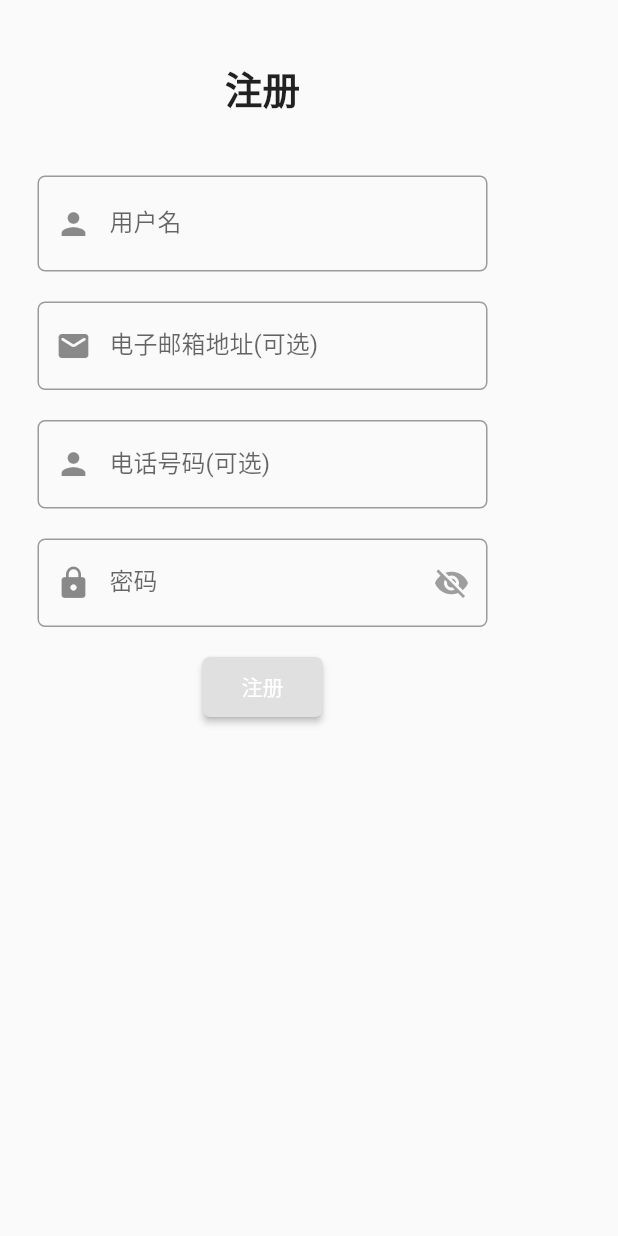
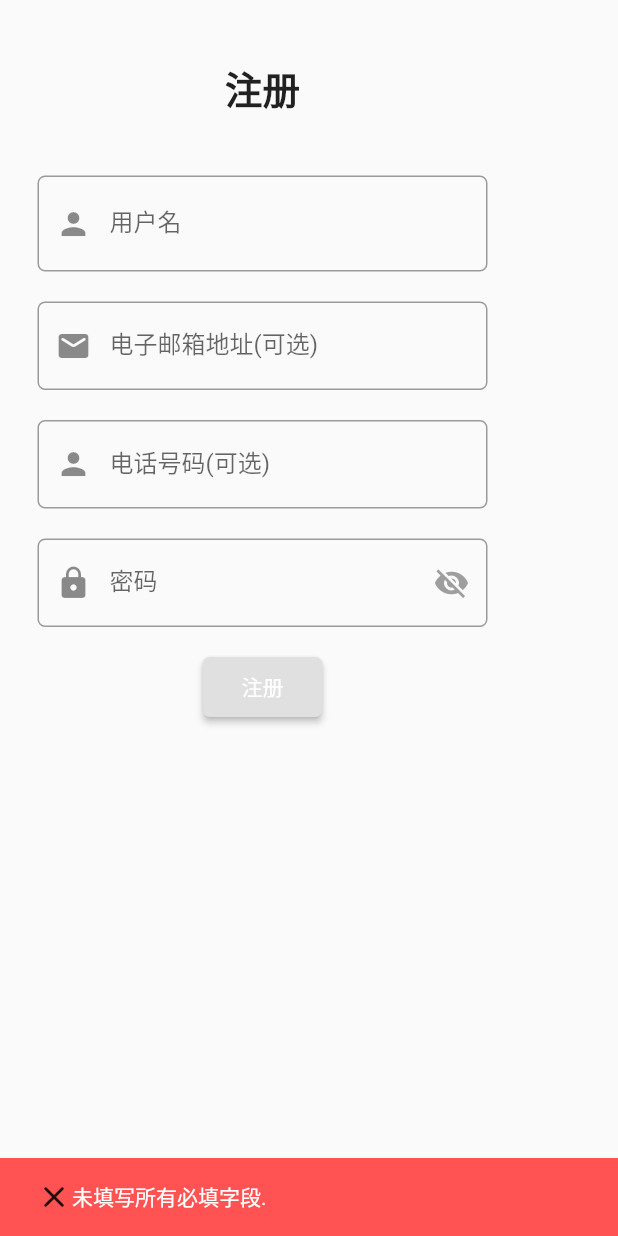
Before and after one commit to RA1NO3O/in_forum, a Flutter app: the RegPage widget shown alone on an empty page, opened directly, after a tap on "注册", on a phone screen of 412 x 824 dp. Run offline on Flutter 3.47's test engine with Material 2 defaults, Android fonts, the phone set to English and light mode, and no system bars; our stand-ins replace dio, image_picker, shared_preferences, simple_animations, toast; accounts and stored records are empty.

Commit message:
regPage now works

```diff
--- a/lib/data/forumListStream.dart
+++ b/lib/data/forumListStream.dart
@@ -4,10 +4,9 @@ import 'package:shared_preferences/shared_preferences.dart';
 
 List<ForumListItem> psis = [];
 
-Future<List<ForumListItem>> getList() async {
+Future<List<ForumListItem>> getList(String userID) async {
   psis.clear();
   SharedPreferences prefs = await SharedPreferences.getInstance();
-  var userID = prefs.getString('userId');
   List<Recordset> psl = await getPostStream(userID);
 
   psl.forEach((rs) {
--- a/lib/home.dart
+++ b/lib/home.dart
@@ -147,7 +147,7 @@ class _HomeScreenState extends State<HomeScreen> {
             children: <Widget>[
               PrimaryPage(
                   userId:
-                      widget.userName == null ? 'Unknown ' : widget.userName),
+                      widget.userId == null ? 'Unknown ' : widget.userId),
               MessagePage(),
               SearchPage(),
               NotificationPage(),
--- a/lib/subPage/reg.dart
+++ b/lib/subPage/reg.dart
@@ -1,3 +1,5 @@
+import 'dart:io';
+
 import 'package:dio/dio.dart';
 import 'package:flutter/material.dart';
 import 'package:inforum/component/customStyles.dart';
@@ -5,6 +7,7 @@ import 'package:inforum/data/webConfig.dart';
 import 'package:inforum/home.dart';
 import 'package:inforum/service/loginService.dart';
 import 'package:shared_preferences/shared_preferences.dart';
+import 'package:toast/toast.dart';
 
 class RegPage extends StatefulWidget {
   @override
@@ -12,49 +15,78 @@ class RegPage extends StatefulWidget {
 }
 
 class _RegPage extends State<RegPage> {
-  String errorCode = '0';
-  bool passwordVisible = false;
-  final idController = new TextEditingController();
-  final phoneNumberController = new TextEditingController();
-  final emailController = new TextEditingController();
-  final pwdController = new TextEditingController();
+  bool passwordVisible = false, processing = false;
+  final idController = new TextEditingController(),
+      phoneController = new TextEditingController(),
+      emailController = new TextEditingController(),
+      pwdController = new TextEditingController();
   String nickname, bio, gender, location;
   DateTime birthday;
 
   Future<void> btnRegClick() async {
-    bool state;
-    if (searchUser(idController.text) != null) {
-      errorCode = '1';
-      if (searchUser(phoneNumberController.text) != null) {
+    bool regPassed = false;
+    String errorCode = '0';
+    if (idController.text.isNotEmpty && pwdController.text.isNotEmpty) {
+      Recordset rs = await searchUser(idController.text);
+      if (rs == null) {
+        rs = await searchUser(emailController.text);
+        if (rs == null) {
+          rs = await searchUser(phoneController.text);
+          if (rs == null && errorCode == '0') {
+            regPassed = true;
+          } else {
+            errorCode += '4';
+          }
+        } else {
+          errorCode += '3';
+        }
+      } else {
         errorCode += '2';
-        if (searchUser(emailController.text) != null) {
-          errorCode += '3';
-          state = false;
-        }
       }
     } else {
-      state = true;
+      errorCode = '1';
+    }
+    if (errorCode != '0') {
+      var msg = '注册失败,';
+      if (errorCode == '1') {
+        msg = '未填写所有必填字段.';
+      }
+      if (errorCode.contains('2')) {
+        msg += '\n该用户名已存在.';
+      }
+      if (errorCode.contains('3')) {
+        msg += '\n该邮箱地址已被注册.';
+      }
+      if (errorCode.contains('4')) {
+        msg += '\n该电话号码已被注册.';
+      }
+      print(msg);
+      Scaffold.of(context).showSnackBar(errorSnackBar(msg));
     }
 
-    if (state) {
+    if (regPassed) {
       //写入登录状态
-      Response res = await Dio().post('$apiServerAddress/createAccount/',
-          data: FormData.fromMap(
-            {
-              "username": idController.text,
-              "password": pwdController.text,
-              "email": emailController.text,
-              "phone": phoneNumberController.text,
-              "nickname": nickname,
-              "birthday": birthday,
-              "bio": bio,
-              "gender": gender,
-              "location": location
-            },
-          ));
+      Response res = await Dio().post(
+        '$apiServerAddress/createAccount/',
+        data: {
+          "username": idController.text,
+          "password": pwdController.text,
+          "email": emailController.text.isEmpty?'null':emailController.text,
+          "phone": phoneController.text.isEmpty?'null':phoneController.text,
+          // "nickname": nickname,
+          // "birthday": birthday,
+          // "bio": bio,
+          // "gender": gender,
+          // "location": location
+        },
+        options: new Options(contentType: Headers.formUrlEncodedContentType),
+      );
       if (res.statusCode == 200) {
+        Toast.show('欢迎,${idController.text}', context);
         SharedPreferences prefs = await SharedPreferences.getInstance();
-        await prefs.setString('userId', idController.text);
+        Recordset recordset = await searchUser(idController.text);
+        await prefs.setString('userID', recordset.id.toString());
+        await prefs.setString('userName', idController.text);
         await prefs.setBool('isLogin', true);
         Recordset rs = await searchUser(idController.text);
         Navigator.pushReplacement(context,
@@ -116,7 +148,7 @@ class _RegPage extends State<RegPage> {
             margin: EdgeInsets.only(left: 25, right: 25, top: 10, bottom: 10),
             child: TextField(
               keyboardType: TextInputType.phone,
-              controller: phoneNumberController,
+              controller: phoneController,
               decoration: InputDecoration(
                   labelText: '电话号码(可选)',
                   prefixIcon: Icon(Icons.person),
```
